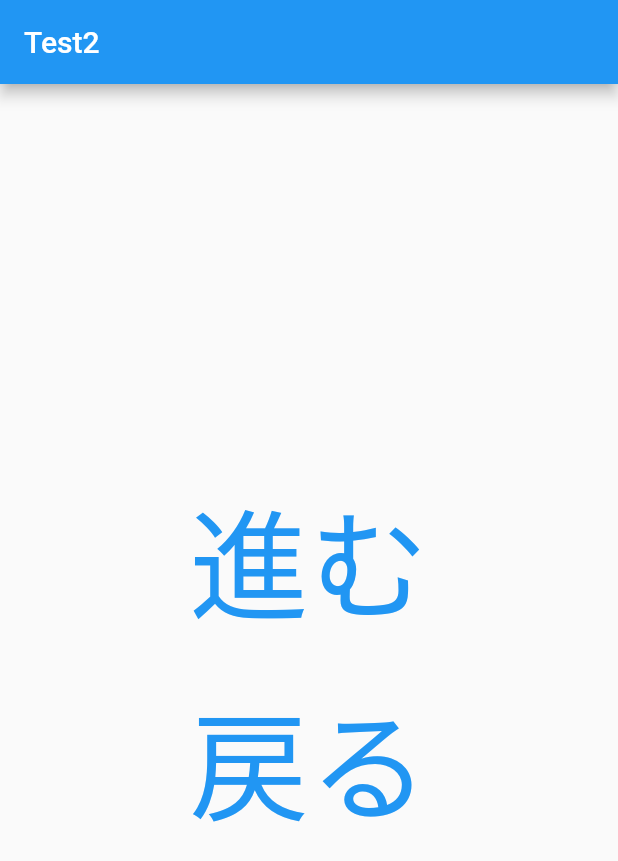
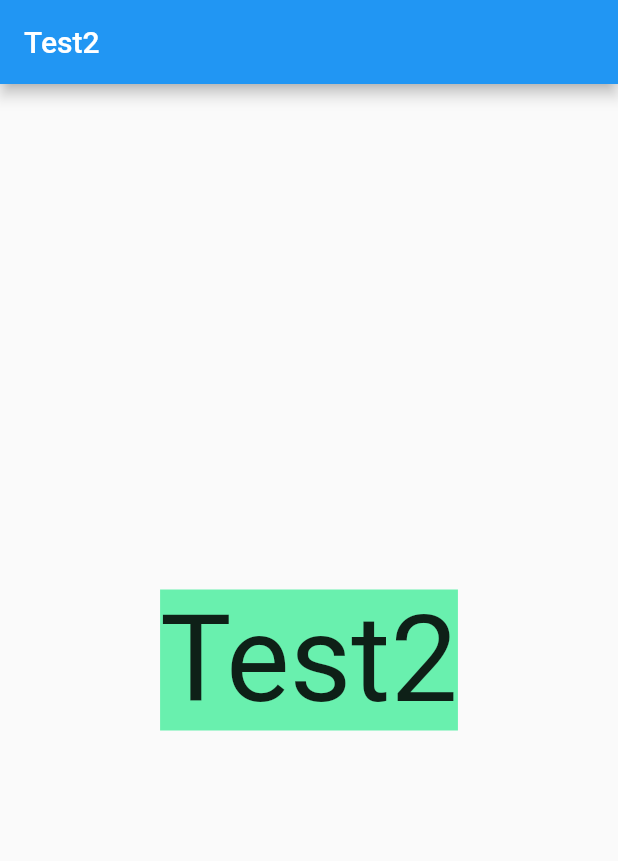
Before and after one commit to tsubasa-sbym/flutter_application_00, a Flutter app: the screen it shows after launch, swiped to page 2, on a phone screen of 412 x 824 dp. Shown: the top 861 px of the screen. Run offline on Flutter 3.47's test engine with Material 2 defaults, Android fonts, the phone set to English and light mode, and no system bars.

```diff
--- a/lib/test_page2.dart
+++ b/lib/test_page2.dart
@@ -1,5 +1,4 @@
 import 'package:flutter/material.dart';
-import 'test_page3.dart';
 
 class TestPage2 extends StatelessWidget {
   @override
@@ -9,19 +8,8 @@ class TestPage2 extends StatelessWidget {
           title: const Text("Test2"),
         ),
         body: Center(
-            child:
-                Column(mainAxisAlignment: MainAxisAlignment.center, children: [
-          TextButton(
-              onPressed: () => {
-                    Navigator.of(context)
-                        .push(MaterialPageRoute(builder: (context) {
-                      return TestPage3();
-                    }))
-                  },
-              child: const Text("進む", style: TextStyle(fontSize: 80))),
-          TextButton(
-              onPressed: () => {Navigator.of(context).pop()},
-              child: const Text("戻る", style: TextStyle(fontSize: 80)))
-        ])));
+            child: Container(
+                color: Colors.greenAccent,
+                child: const Text("Test2", style: TextStyle(fontSize: 80)))));
   }
 }
--- a/lib/test_page3.dart
+++ b/lib/test_page3.dart
@@ -8,8 +8,8 @@ class TestPage3 extends StatelessWidget {
           title: const Text("Test3"),
         ),
         body: Center(
-            child: TextButton(
-                onPressed: () => {Navigator.of(context).pop()},
-                child: const Text("戻る", style: TextStyle(fontSize: 80)))));
+            child: Container(
+                color: Colors.blueAccent,
+                child: const Text("Test3", style: TextStyle(fontSize: 80)))));
   }
 }
```
Also changed, not shown: lib/test_page1.dart (+3 -9 lines).
